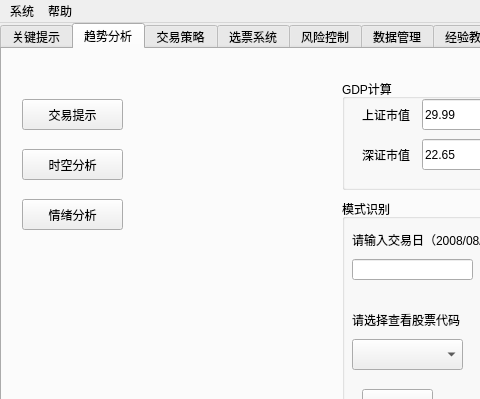
Above: mainUI.ui from xuleoBJ/stock2015 before the change; both pictures show x 0 to 480 and y 0 to 399 of the 763 by 672 pixel window. Below: the same form after it.
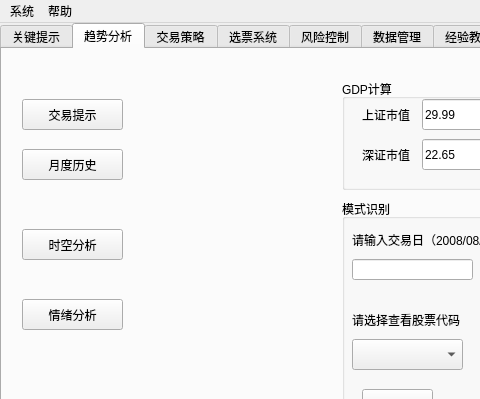
That is the form after the change. The open tabs and pages were chosen to show the change.

What changed in the file:
```diff
--- a/mainUI.ui
+++ b/mainUI.ui
@@ -97,7 +97,7 @@
       <property name="geometry">
        <rect>
         <x>20</x>
-        <y>100</y>
+        <y>180</y>
         <width>101</width>
         <height>31</height>
        </rect>
@@ -214,7 +214,7 @@
       <property name="geometry">
        <rect>
         <x>20</x>
-        <y>150</y>
+        <y>250</y>
         <width>101</width>
         <height>31</height>
        </rect>
@@ -318,6 +318,19 @@
        </property>
       </widget>
      </widget>
+     <widget class="QPushButton" name="btnMarketMonthAna">
+      <property name="geometry">
+       <rect>
+        <x>20</x>
+        <y>100</y>
+        <width>101</width>
+        <height>31</height>
+       </rect>
+      </property>
+      <property name="text">
+       <string>月度历史</string>
+      </property>
+     </widget>
      <zorder>groupBox_2</zorder>
      <zorder>groupBox</zorder>
      <zorder>btnTradeInfor</zorder>
```
Left out of the diff: 3 changed lines with no effect on the pictures.
